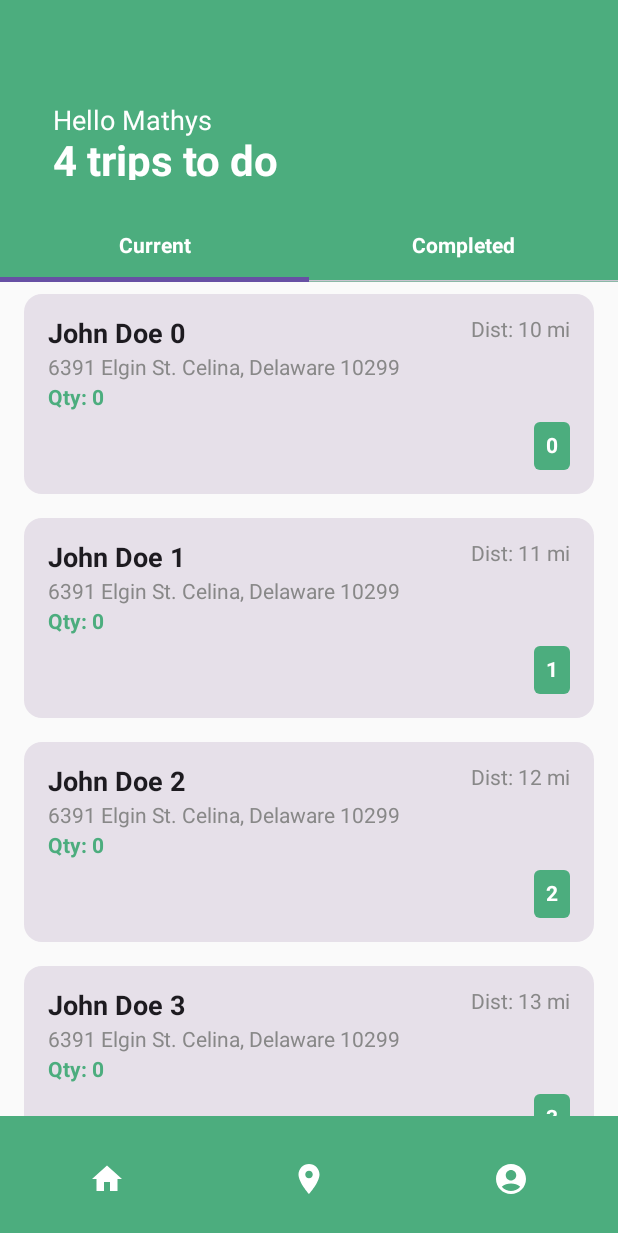
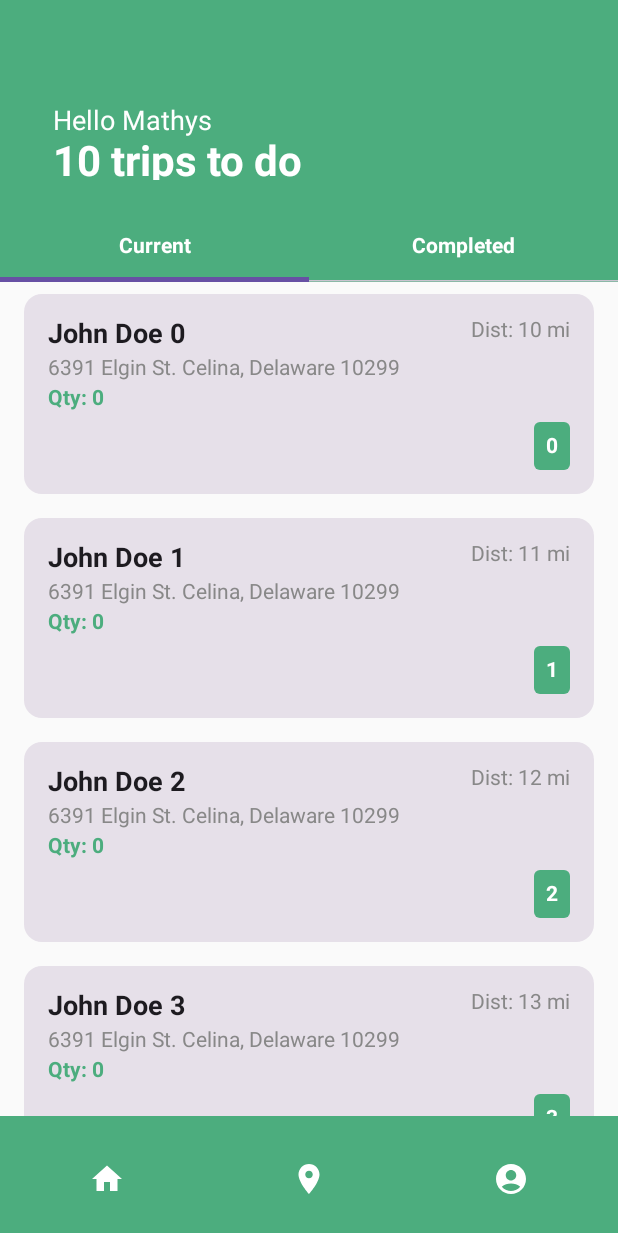
Before and after one commit to jkom4/grapes-microservices, an Android app built with Jetpack Compose: the screen it shows after launch (MainActivity), on a phone screen of 412 x 824 dp. Shown: the top 1233 px of the screen. Run offline under Robolectric (Android 15) with nearby library versions, the phone set to English and light mode, and no system bars.

Commit message:
Fix pull request

```diff
--- a/mobile-cll/app/src/main/java/com/example/mobile_cll/MainActivity.kt
+++ b/mobile-cll/app/src/main/java/com/example/mobile_cll/MainActivity.kt
@@ -9,14 +9,26 @@ import androidx.navigation.compose.rememberNavController
 import com.example.mobile_cll.view.HomeScreen
 import com.example.mobile_cll.view.TripDetailsScreen
 
+/**
+ * MainActivity is the entry point of the application.
+ * It sets up the navigation for the app and defines the start destination.
+ */
 class MainActivity : ComponentActivity() {
     override fun onCreate(savedInstanceState: Bundle?) {
         super.onCreate(savedInstanceState)
         setContent {
+            // Initialize the NavController for navigation between screens
             val navController = rememberNavController()
+
+            // Set up the NavHost for managing navigation
             NavHost(navController = navController, startDestination = "home") {
+                // Home screen route
                 composable("home") { HomeScreen(navController) }
-                composable("trip_details/{id}") { backStackEntry -> TripDetailsScreen(navController)
+
+                // Trip details screen route with dynamic trip ID
+                composable("trip_details/{id}") { backStackEntry ->
+                    // Pass the navController to TripDetailsScreen
+                    TripDetailsScreen(navController)
                 }
             }
         }
--- a/mobile-cll/app/src/main/java/com/example/mobile_cll/view/HomeScreen.kt
+++ b/mobile-cll/app/src/main/java/com/example/mobile_cll/view/HomeScreen.kt
@@ -18,6 +18,15 @@ import com.example.mobile_cll.view.components.BottomNavigationBar
 import com.example.mobile_cll.view.components.TopSection
 import com.example.mobile_cll.view.components.TripCard
 
+/**
+ * Composable displaying the HomeScreen with:
+ * - A top section showing the number of trips (define in view > components).
+ * - A tab bar to switch between "Current" and "Completed" trips.
+ * - A list of trips shown using a LazyColumn with different details.
+ * - A bottom navigation bar for navigation between screens (define in view > components).
+ *
+ * @param navController The navigation controller that allows navigation between screens.
+ */
 @Composable
 fun HomeScreen(navController: NavController) {
     val trips = List(10) { index ->
@@ -30,7 +39,8 @@ fun HomeScreen(navController: NavController) {
     }
 
     Column(modifier = Modifier.fillMaxSize()) {
-        TopSection()
+        // Pass the number of trips to TopSection
+        TopSection(tripCount = trips.size)
 
         TabRow(
             selectedTabIndex = 0,
@@ -63,7 +73,7 @@ fun HomeScreen(navController: NavController) {
 
         LazyColumn(modifier = Modifier.weight(1f)) {
             items(trips) { trip ->
-                TripCard(trip = trip, orders = getOrdersForTrip(trip.id), navController = navController) // ✅ CORRECTION
+                TripCard(trip = trip, orders = getOrdersForTrip(trip.id), navController = navController)
             }
         }
 
@@ -71,6 +81,12 @@ fun HomeScreen(navController: NavController) {
     }
 }
 
+/**
+ * Function to get a list of orders for a specific trip.
+ *
+ * @param tripId The ID of the trip for which orders are to be fetched.
+ * @return A list of orders for the specified trip.
+ */
 fun getOrdersForTrip(tripId: String): List<Order> {
     return orders.filter { it.tripId == tripId }
 }
--- a/mobile-cll/app/src/main/java/com/example/mobile_cll/view/components/TopSection.kt
+++ b/mobile-cll/app/src/main/java/com/example/mobile_cll/view/components/TopSection.kt
@@ -11,8 +11,15 @@ import androidx.compose.ui.text.font.FontWeight
 import androidx.compose.ui.unit.dp
 import androidx.compose.ui.unit.sp
 
+/**
+ * Composable displaying a top section with:
+ * - A greeting message to the user
+ * - The number of trips dynamically updated based on the `tripCount`
+ *
+ * @param tripCount The number of trips to display in the message. It determines whether the message uses "trip" or "trips" based on the count.
+ */
 @Composable
-fun TopSection() {
+fun TopSection(tripCount: Int) {
     Column(
         modifier = Modifier
             .fillMaxWidth()
@@ -23,6 +30,11 @@ fun TopSection() {
     ) {
         Spacer(modifier = Modifier.height(50.dp))
         Text("Hello Mathys", fontSize = 18.sp, color = Color.White)
-        Text("4 trips to do", fontSize = 28.sp, fontWeight = FontWeight.Bold, color = Color.White)
+        Text(
+            "$tripCount ${if (tripCount == 1) "trip" else "trips"} to do",
+            fontSize = 28.sp,
+            fontWeight = FontWeight.Bold,
+            color = Color.White
+        )
     }
 }
```
Also changed, not shown: mobile-cll/app/src/main/java/com/example/mobile_cll/view/TripDetailsScreen.kt (+19 -5 lines), mobile-cll/app/src/main/java/com/example/mobile_cll/view/components/BottomNavigationBar.kt (+9 -0 lines), mobile-cll/app/src/main/java/com/example/mobile_cll/view/components/OrderCard.kt (+11 -0 lines), mobile-cll/app/src/main/java/com/example/mobile_cll/view/components/TopSectionDetails.kt (+7 -0 lines), mobile-cll/app/src/main/java/com/example/mobile_cll/view/components/TripCard.kt (+10 -1 lines), mobile-cll/app/src/main/java/com/example/mobile_cll/view/components/TripInfoCard.kt (+12 -0 lines), mobile-cll/app/src/main/java/com/example/mobile_cll/viewmodel/HomeViewModel.kt (+16 -3 lines), mobile-cll/app/src/main/java/com/example/mobile_cll/viewmodel/TripDetailViewModel.kt (+30 -2 lines).
